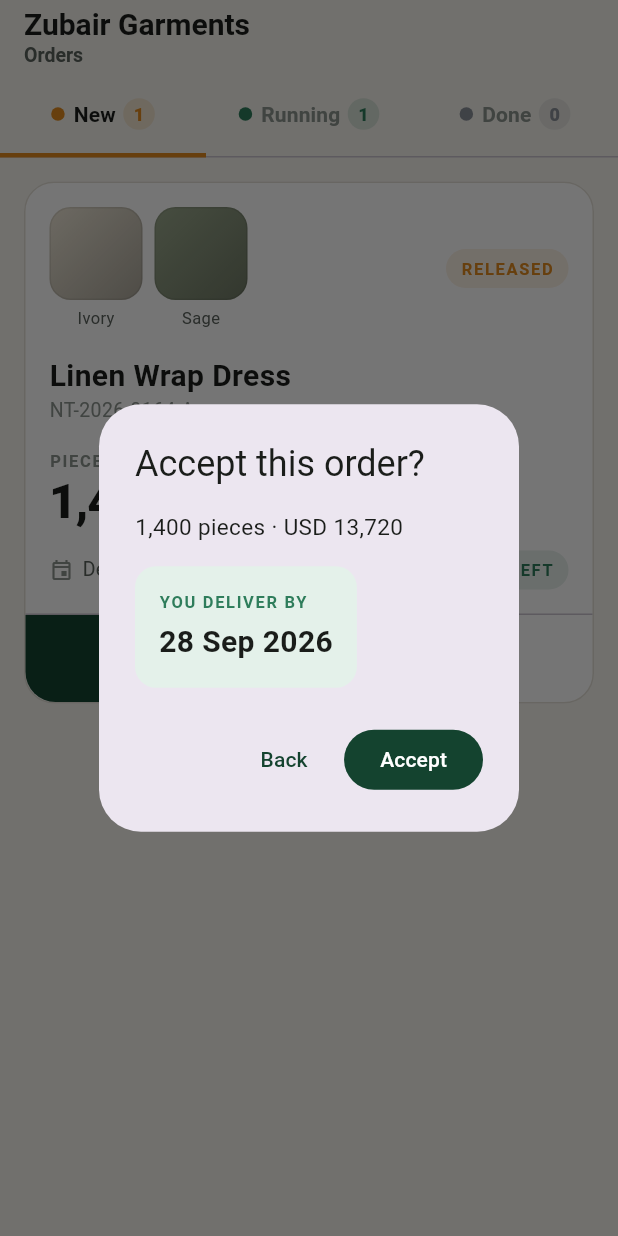
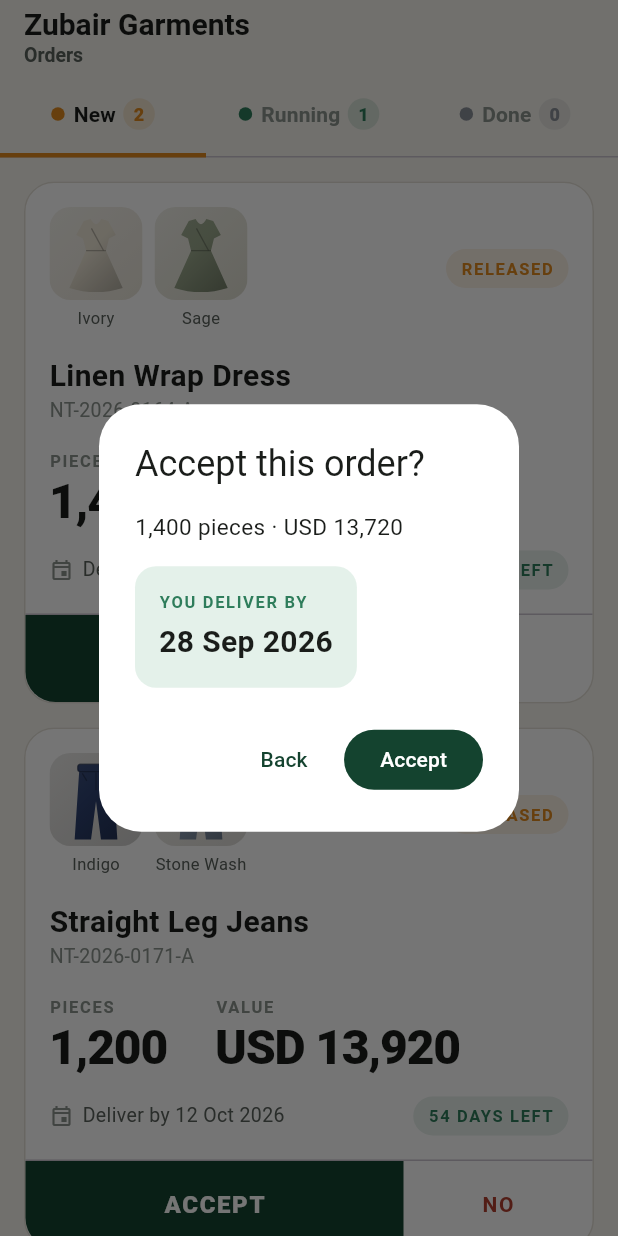
Before and after one commit to YashToOp/noor-sharik, a Flutter app: the OrdersInboxScreen screen opened directly, after a tap on "ACCEPT", on a phone screen of 412 x 824 dp. Run offline on Flutter 3.47's test engine with Material 3 defaults, Android fonts, the phone set to English and light mode, and no system bars; our stand-ins replace supabase_flutter; accounts and stored records are empty.

Commit message:
Draw the garment instead of a flat colour swatch
A block of colour told the seller which order this was but not what he was
making. Each swatch now draws the garment itself, tinted with the colourway
hex straight from the database.

Shapes: skirt, pleated skirt, jeans, dress, blouse, abaya, kaftan, two-piece
set, and a folded bolt of cloth as the fallback. They are vector silhouettes
drawn with CustomPainter — no new packages, no image assets, and they stay
sharp at 42px on a ladder chip and at 240px on the order hero. The garment
keeps its proportion and centres itself, so a wide panel does not stretch a
skirt sideways.

The shape is chosen from the style name (garmentFor). It is display-only and
never persisted — the schema has no garment type column and this adds none.

Applied to the inbox cards, the order detail hero and its colour swatches, and
the photo-pick grid, where the order's own colourways now show the garment and
the remaining tiles stay as factory-floor tones. Ladder thumbnails stay flat
colour: they stand for photographs, and media_assets records only the hexes.

Also fixes dialogs picking up Material 3's lavender surface tint against the
warm palette, found by looking at the Accept dialog.

Adds a denim order to the preview fixtures — noor-demo's catalogue is skirts,
dresses and abayas, so trousers could not otherwise be reviewed.

16 tests green.

Co-Authored-By: Claude Opus 5 <noreply@anthropic.com>
Claude-Session: https://claude.ai/code/session_01S54wTFYuMevErbEkyyuH8M

```diff
--- a/lib/core/theme.dart
+++ b/lib/core/theme.dart
@@ -77,6 +77,10 @@ ThemeData buildNoorTheme({String? fontFamily}) {
         fontFamily: fontFamily,
       ),
     ),
+    dialogTheme: const DialogThemeData(
+      backgroundColor: NoorColors.card,
+      surfaceTintColor: Colors.transparent,
+    ),
     tabBarTheme: TabBarThemeData(
       labelStyle: TextStyle(
         fontWeight: FontWeight.w700,
--- a/lib/screens/orders_inbox_screen.dart
+++ b/lib/screens/orders_inbox_screen.dart
@@ -6,6 +6,7 @@ import '../core/theme.dart';
 import '../data/models.dart';
 import '../data/sharik_repository.dart';
 import '../widgets/common.dart';
+import '../widgets/garment.dart';
 import 'order_detail_screen.dart';
 
 /// Screen 02 — the inbox.
@@ -424,11 +425,9 @@ class OrderCard extends StatelessWidget {
                         padding: const EdgeInsets.only(right: NoorSpacing.sm),
                         child: Column(
                           children: [
-                            ColourBlock(
-                              colours: [
-                                line.colour,
-                                Color.lerp(line.colour, Colors.black, 0.28)!,
-                              ],
+                            GarmentTile(
+                              kind: garmentFor(line.styleName, line.styleCode),
+                              colour: line.colour,
                               size: 62,
                             ),
                             const SizedBox(height: 5),
--- /dev/null
+++ b/lib/widgets/garment.dart
@@ -0,0 +1,364 @@
+import 'package:flutter/material.dart';
+
+import '../core/theme.dart';
+
+/// The garment shapes Sharik can draw.
+///
+/// These are vector silhouettes, not photographs. A real photo would come from
+/// `media_assets`; until the camera exists, a seller should still see the shape
+/// of the thing he is making, in the colour he is making it.
+enum GarmentKind {
+  skirt,
+  pleatedSkirt,
+  jeans,
+  dress,
+  blouse,
+  abaya,
+  kaftan,
+  set,
+  fabric,
+}
+
+/// Pick the shape from what the style is called. The database has no garment
+/// type column, and this is a display-only guess — never persist it.
+GarmentKind garmentFor(String styleName, [String styleCode = '']) {
+  final s = '$styleName $styleCode'.toLowerCase();
+  bool has(List<String> words) => words.any(s.contains);
+
+  if (has(['jean', 'denim', 'trouser', 'pant', 'chino'])) return GarmentKind.jeans;
+  if (has(['abaya'])) return GarmentKind.abaya;
+  if (has(['kaftan', 'caftan'])) return GarmentKind.kaftan;
+  if (has(['pleat']) && has(['skirt'])) return GarmentKind.pleatedSkirt;
+  if (has(['skirt'])) return GarmentKind.skirt;
+  if (has(['dress', 'gown'])) return GarmentKind.dress;
+  if (has(['blouse', 'shirt', 'top', 'tunic'])) return GarmentKind.blouse;
+  if (has(['set', 'suit', 'co-ord'])) return GarmentKind.set;
+  return GarmentKind.fabric;
+}
+
+/// A garment rendered in one colourway. Use this wherever a swatch used to be:
+/// he recognises the order by colour, and now also by shape.
+class GarmentTile extends StatelessWidget {
+  const GarmentTile({
+    super.key,
+    required this.kind,
+    required this.colour,
+    this.size = 62,
+    this.width,
+    this.height,
+    this.radius = NoorRadius.md,
+  });
+
+  final GarmentKind kind;
+  final Color colour;
+  final double size;
+
+  /// Override for a wide panel; the garment stays in proportion and centres.
+  final double? width;
+  final double? height;
+  final double radius;
+
+  @override
+  Widget build(BuildContext context) {
+    return SizedBox(
+      width: width ?? size,
+      height: height ?? size,
+      child: ClipRRect(
+        borderRadius: BorderRadius.circular(radius),
+        child: CustomPaint(
+          painter: GarmentPainter(kind: kind, colour: colour),
+          size: Size(width ?? size, height ?? size),
+        ),
+      ),
+    );
+  }
+}
+
+class GarmentPainter extends CustomPainter {
+  GarmentPainter({required this.kind, required this.colour});
+
+  /// width : height of the garment box itself.
+  static const double _aspect = 0.82;
+
+  final GarmentKind kind;
+  final Color colour;
+
+  @override
+  void paint(Canvas canvas, Size size) {
+    final w = size.width;
+    final h = size.height;
+    final rect = Offset.zero & size;
+
+    // A near-neutral studio backdrop, faintly tinted so the garment sits in a
+    // scene rather than floating. Kept close to neutral: in a textile app the
+    // colour has to read true.
+    canvas.drawRect(
+      rect,
+      Paint()
+        ..shader = LinearGradient(
+          begin: Alignment.topLeft,
+          end: Alignment.bottomRight,
+          colors: [
+            Color.lerp(NoorColors.paper, colour, 0.06)!,
+            Color.lerp(const Color(0xFFE8E4DA), colour, 0.14)!,
+          ],
+        ).createShader(rect),
+    );
+
+    final dark = Color.lerp(colour, Colors.black, 0.34)!;
+    final light = Color.lerp(colour, Colors.white, 0.12)!;
+
+    final body = Paint()
+      ..isAntiAlias = true
+      ..shader = LinearGradient(
+        begin: Alignment.topLeft,
+        end: Alignment.bottomRight,
+        colors: [light, colour, dark],
+        stops: const [0.0, 0.45, 1.0],
+      ).createShader(rect);
+
+    final seam = Paint()
+      ..isAntiAlias = true
+      ..style = PaintingStyle.stroke
+      ..strokeWidth = (size.shortestSide * 0.014).clamp(0.6, 1.8)
+      ..color = Color.lerp(colour, Colors.black, 0.45)!.withValues(alpha: 0.55);
+
+    // The garment keeps a portrait proportion and centres itself, so a wide
+    // hero panel does not stretch a skirt sideways.
+    var gh = h;
+    var gw = gh * _aspect;
+    if (gw > w) {
+      gw = w;
+      gh = gw / _aspect;
+    }
+    final dx = (w - gw) / 2;
+    final dy = (h - gh) / 2;
+
+    Offset p(double x, double y) => Offset(dx + x * gw, dy + y * gh);
+    void line(double x1, double y1, double x2, double y2) =>
+        canvas.drawLine(p(x1, y1), p(x2, y2), seam);
+
+    switch (kind) {
+      case GarmentKind.skirt:
+        _skirt(canvas, p, body, seam, line);
+      case GarmentKind.pleatedSkirt:
+        _pleatedSkirt(canvas, p, body, seam, line);
+      case GarmentKind.jeans:
+        _jeans(canvas, p, body, seam, line);
+      case GarmentKind.dress:
+        _dress(canvas, p, body, line);
+      case GarmentKind.blouse:
+        _blouse(canvas, p, body, line);
+      case GarmentKind.abaya:
+        _abaya(canvas, p, body, line);
+      case GarmentKind.kaftan:
+        _kaftan(canvas, p, body, line);
+      case GarmentKind.set:
+        _set(canvas, p, body, line);
+      case GarmentKind.fabric:
+        _fabric(canvas, p, body, line);
+    }
+  }
+
+  // ------------------------------------------------------------- silhouettes
+
+  void _waistband(
+    Canvas canvas,
+    Offset Function(double, double) p,
+    Paint body,
+    Paint seam,
+    double l,
+    double r,
+    double top,
+    double bottom,
+  ) {
+    final band = Rect.fromPoints(p(l, top), p(r, bottom));
+    canvas.drawRRect(
+      RRect.fromRectAndRadius(band, Radius.circular(band.height * 0.35)),
+      body,
+    );
+    canvas.drawRRect(
+      RRect.fromRectAndRadius(band, Radius.circular(band.height * 0.35)),
+      seam,
+    );
+  }
+
+  void _skirt(Canvas canvas, Offset Function(double, double) p, Paint body,
+      Paint seam, void Function(double, double, double, double) line) {
+    final path = Path()
+      ..moveTo(p(0.34, 0.20).dx, p(0.34, 0.20).dy)
+      ..lineTo(p(0.66, 0.20).dx, p(0.66, 0.20).dy)
+      ..lineTo(p(0.85, 0.80).dx, p(0.85, 0.80).dy)
+      ..quadraticBezierTo(
+          p(0.5, 0.90).dx, p(0.5, 0.90).dy, p(0.15, 0.80).dx, p(0.15, 0.80).dy)
+      ..close();
+    canvas.drawPath(path, body);
+    _waistband(canvas, p, body, seam, 0.32, 0.68, 0.13, 0.21);
+    line(0.44, 0.22, 0.36, 0.82);
+    line(0.56, 0.22, 0.64, 0.82);
+  }
+
+  void _pleatedSkirt(Canvas canvas, Offset Function(double, double) p,
+      Paint body, Paint seam, void Function(double, double, double, double) line) {
+    final path = Path()
+      ..moveTo(p(0.36, 0.20).dx, p(0.36, 0.20).dy)
+      ..lineTo(p(0.64, 0.20).dx, p(0.64, 0.20).dy)
+      ..lineTo(p(0.90, 0.86).dx, p(0.90, 0.86).dy)
+      ..quadraticBezierTo(
+          p(0.5, 0.96).dx, p(0.5, 0.96).dy, p(0.10, 0.86).dx, p(0.10, 0.86).dy)
+      ..close();
+    canvas.drawPath(path, body);
+    _waistband(canvas, p, body, seam, 0.34, 0.66, 0.13, 0.21);
+    // the pleats
+    for (var i = 1; i <= 5; i++) {
+      final t = i / 6;
+      line(0.36 + 0.28 * t, 0.22, 0.11 + 0.78 * t, 0.89);
+    }
+  }
+
+  void _jeans(Canvas canvas, Offset Function(double, double) p, Paint body,
+      Paint seam, void Function(double, double, double, double) line) {
+    final path = Path()
+      ..moveTo(p(0.28, 0.19).dx, p(0.28, 0.19).dy)
+      ..lineTo(p(0.72, 0.19).dx, p(0.72, 0.19).dy)
+      ..lineTo(p(0.78, 0.93).dx, p(0.78, 0.93).dy)
+      ..lineTo(p(0.565, 0.93).dx, p(0.565, 0.93).dy)
+      ..lineTo(p(0.50, 0.52).dx, p(0.50, 0.52).dy)
+      ..lineTo(p(0.435, 0.93).dx, p(0.435, 0.93).dy)
+      ..lineTo(p(0.22, 0.93).dx, p(0.22, 0.93).dy)
+      ..close();
+    canvas.drawPath(path, body);
+    _waistband(canvas, p, body, seam, 0.26, 0.74, 0.12, 0.20);
+    line(0.50, 0.21, 0.50, 0.40); // fly
+    line(0.32, 0.22, 0.38, 0.30); // pockets
+    line(0.68, 0.22, 0.62, 0.30);
+  }
+
+  void _dress(Canvas canvas, Offset Function(double, double) p, Paint body,
+      void Function(double, double, double, double) line) {
+    final path = Path()
+      ..moveTo(p(0.34, 0.15).dx, p(0.34, 0.15).dy)
+      ..lineTo(p(0.43, 0.13).dx, p(0.43, 0.13).dy)
+      ..quadraticBezierTo(
+          p(0.5, 0.24).dx, p(0.5, 0.24).dy, p(0.57, 0.13).dx, p(0.57, 0.13).dy)
+      ..lineTo(p(0.66, 0.15).dx, p(0.66, 0.15).dy)
+      ..lineTo(p(0.76, 0.30).dx, p(0.76, 0.30).dy)
+      ..lineTo(p(0.67, 0.34).dx, p(0.67, 0.34).dy)
+      ..lineTo(p(0.63, 0.47).dx, p(0.63, 0.47).dy)
+      ..lineTo(p(0.85, 0.87).dx, p(0.85, 0.87).dy)
+      ..quadraticBezierTo(
+          p(0.5, 0.96).dx, p(0.5, 0.96).dy, p(0.15, 0.87).dx, p(0.15, 0.87).dy)
+      ..lineTo(p(0.37, 0.47).dx, p(0.37, 0.47).dy)
+      ..lineTo(p(0.33, 0.34).dx, p(0.33, 0.34).dy)
+      ..lineTo(p(0.24, 0.30).dx, p(0.24, 0.30).dy)
+      ..close();
+    canvas.drawPath(path, body);
+    // The wrap: a lapel from the neckline to the side waist, with the under
+    // panel showing. One diagonal alone reads as a slash at small sizes.
+    line(0.44, 0.23, 0.60, 0.47);
+    line(0.37, 0.47, 0.63, 0.47); // waist seam
+  }
+
+  void _blouse(Canvas canvas, Offset Function(double, double) p, Paint body,
+      void Function(double, double, double, double) line) {
+    final path = Path()
+      ..moveTo(p(0.32, 0.20).dx, p(0.32, 0.20).dy)
+      ..lineTo(p(0.42, 0.18).dx, p(0.42, 0.18).dy)
+      ..quadraticBezierTo(
+          p(0.5, 0.30).dx, p(0.5, 0.30).dy, p(0.58, 0.18).dx, p(0.58, 0.18).dy)
+      ..lineTo(p(0.68, 0.20).dx, p(0.68, 0.20).dy)
+      ..lineTo(p(0.80, 0.38).dx, p(0.80, 0.38).dy)
+      ..lineTo(p(0.70, 0.44).dx, p(0.70, 0.44).dy)
+      ..lineTo(p(0.72, 0.78).dx, p(0.72, 0.78).dy)
+      ..lineTo(p(0.28, 0.78).dx, p(0.28, 0.78).dy)
+      ..lineTo(p(0.30, 0.44).dx, p(0.30, 0.44).dy)
+      ..lineTo(p(0.20, 0.38).dx, p(0.20, 0.38).dy)
+      ..close();
+    canvas.drawPath(path, body);
+    line(0.50, 0.30, 0.50, 0.78); // placket
+  }
+
+  void _abaya(Canvas canvas, Offset Function(double, double) p, Paint body,
+      void Function(double, double, double, double) line) {
+    final path = Path()
+      ..moveTo(p(0.38, 0.13).dx, p(0.38, 0.13).dy)
+      ..quadraticBezierTo(
+          p(0.5, 0.20).dx, p(0.5, 0.20).dy, p(0.62, 0.13).dx, p(0.62, 0.13).dy)
+      ..lineTo(p(0.74, 0.21).dx, p(0.74, 0.21).dy)
+      ..lineTo(p(0.82, 0.62).dx, p(0.82, 0.62).dy)
+      ..lineTo(p(0.72, 0.64).dx, p(0.72, 0.64).dy)
+      ..lineTo(p(0.79, 0.92).dx, p(0.79, 0.92).dy)
+      ..quadraticBezierTo(
+          p(0.5, 0.98).dx, p(0.5, 0.98).dy, p(0.21, 0.92).dx, p(0.21, 0.92).dy)
+      ..lineTo(p(0.28, 0.64).dx, p(0.28, 0.64).dy)
+      ..lineTo(p(0.18, 0.62).dx, p(0.18, 0.62).dy)
+      ..lineTo(p(0.26, 0.21).dx, p(0.26, 0.21).dy)
+      ..close();
+    canvas.drawPath(path, body);
+    line(0.50, 0.19, 0.50, 0.94); // front opening
+  }
+
+  void _kaftan(Canvas canvas, Offset Function(double, double) p, Paint body,
+      void Function(double, double, double, double) line) {
+    final path = Path()
+      ..moveTo(p(0.38, 0.16).dx, p(0.38, 0.16).dy)
+      ..quadraticBezierTo(
+          p(0.5, 0.24).dx, p(0.5, 0.24).dy, p(0.62, 0.16).dx, p(0.62, 0.16).dy)
+      ..lineTo(p(0.86, 0.36).dx, p(0.86, 0.36).dy)
+      ..lineTo(p(0.74, 0.44).dx, p(0.74, 0.44).dy)
+      ..lineTo(p(0.80, 0.88).dx, p(0.80, 0.88).dy)
+      ..quadraticBezierTo(
+          p(0.5, 0.95).dx, p(0.5, 0.95).dy, p(0.20, 0.88).dx, p(0.20, 0.88).dy)
+      ..lineTo(p(0.26, 0.44).dx, p(0.26, 0.44).dy)
+      ..lineTo(p(0.14, 0.36).dx, p(0.14, 0.36).dy)
+      ..close();
+    canvas.drawPath(path, body);
+    line(0.42, 0.28, 0.58, 0.28); // yoke embroidery
+    line(0.44, 0.34, 0.56, 0.34);
+  }
+
+  void _set(Canvas canvas, Offset Function(double, double) p, Paint body,
+      void Function(double, double, double, double) line) {
+    final top = Path()
+      ..moveTo(p(0.30, 0.16).dx, p(0.30, 0.16).dy)
+      ..lineTo(p(0.70, 0.16).dx, p(0.70, 0.16).dy)
+      ..lineTo(p(0.78, 0.28).dx, p(0.78, 0.28).dy)
+      ..lineTo(p(0.70, 0.33).dx, p(0.70, 0.33).dy)
+      ..lineTo(p(0.70, 0.50).dx, p(0.70, 0.50).dy)
+      ..lineTo(p(0.30, 0.50).dx, p(0.30, 0.50).dy)
+      ..lineTo(p(0.30, 0.33).dx, p(0.30, 0.33).dy)
+      ..lineTo(p(0.22, 0.28).dx, p(0.22, 0.28).dy)
+      ..close();
+    final bottom = Path()
+      ..moveTo(p(0.32, 0.55).dx, p(0.32, 0.55).dy)
+      ..lineTo(p(0.68, 0.55).dx, p(0.68, 0.55).dy)
+      ..lineTo(p(0.72, 0.92).dx, p(0.72, 0.92).dy)
+      ..lineTo(p(0.55, 0.92).dx, p(0.55, 0.92).dy)
+      ..lineTo(p(0.50, 0.70).dx, p(0.50, 0.70).dy)
+      ..lineTo(p(0.45, 0.92).dx, p(0.45, 0.92).dy)
+      ..lineTo(p(0.28, 0.92).dx, p(0.28, 0.92).dy)
+      ..close();
+    canvas.drawPath(top, body);
+    canvas.drawPath(bottom, body);
+    line(0.32, 0.55, 0.68, 0.55);
+  }
+
+  /// A folded bolt of cloth — the fallback when the style name says nothing.
+  void _fabric(Canvas canvas, Offset Function(double, double) p, Paint body,
+      void Function(double, double, double, double) line) {
+    final path = Path()
+      ..moveTo(p(0.16, 0.30).dx, p(0.16, 0.30).dy)
+      ..lineTo(p(0.84, 0.22).dx, p(0.84, 0.22).dy)
+      ..lineTo(p(0.84, 0.72).dx, p(0.84, 0.72).dy)
+      ..quadraticBezierTo(
+          p(0.5, 0.86).dx, p(0.5, 0.86).dy, p(0.16, 0.78).dx, p(0.16, 0.78).dy)
+      ..close();
+    canvas.drawPath(path, body);
+    line(0.16, 0.44, 0.84, 0.37);
+    line(0.16, 0.58, 0.84, 0.52);
+  }
+
+  @override
+  bool shouldRepaint(covariant GarmentPainter old) =>
+      old.kind != kind || old.colour != colour;
+}
```
Also changed, not shown: lib/preview_main.dart (+49 -4 lines), lib/screens/complete_stage_flow.dart (+48 -20 lines), lib/screens/order_detail_screen.dart (+14 -21 lines), 1 other file.
